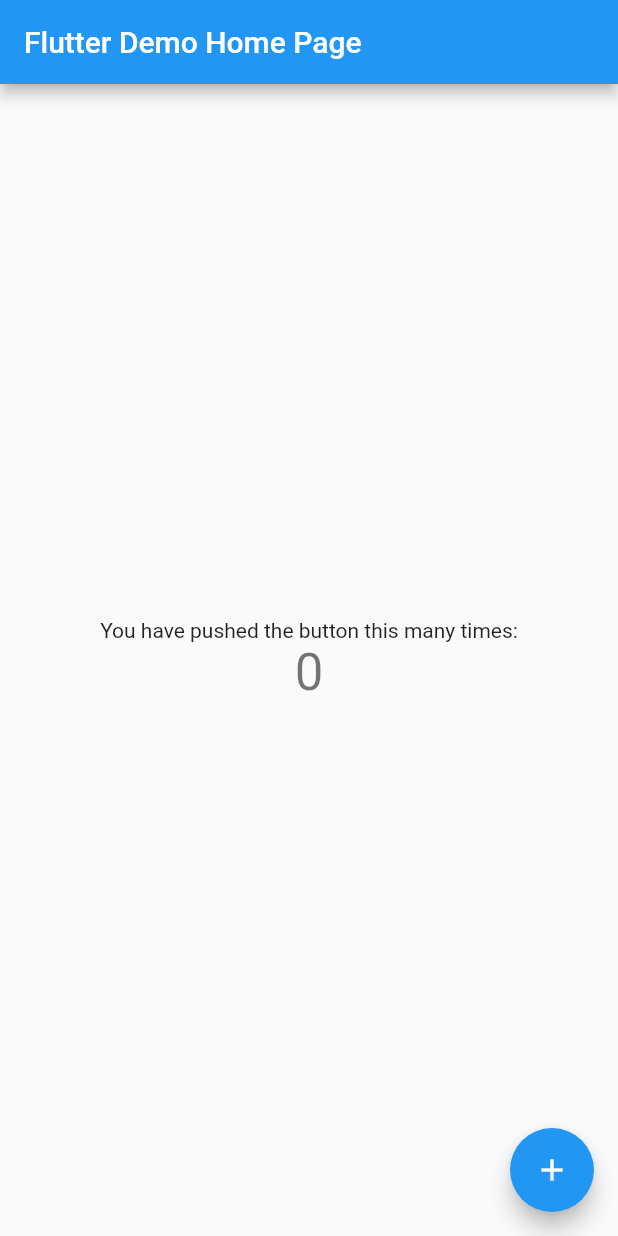
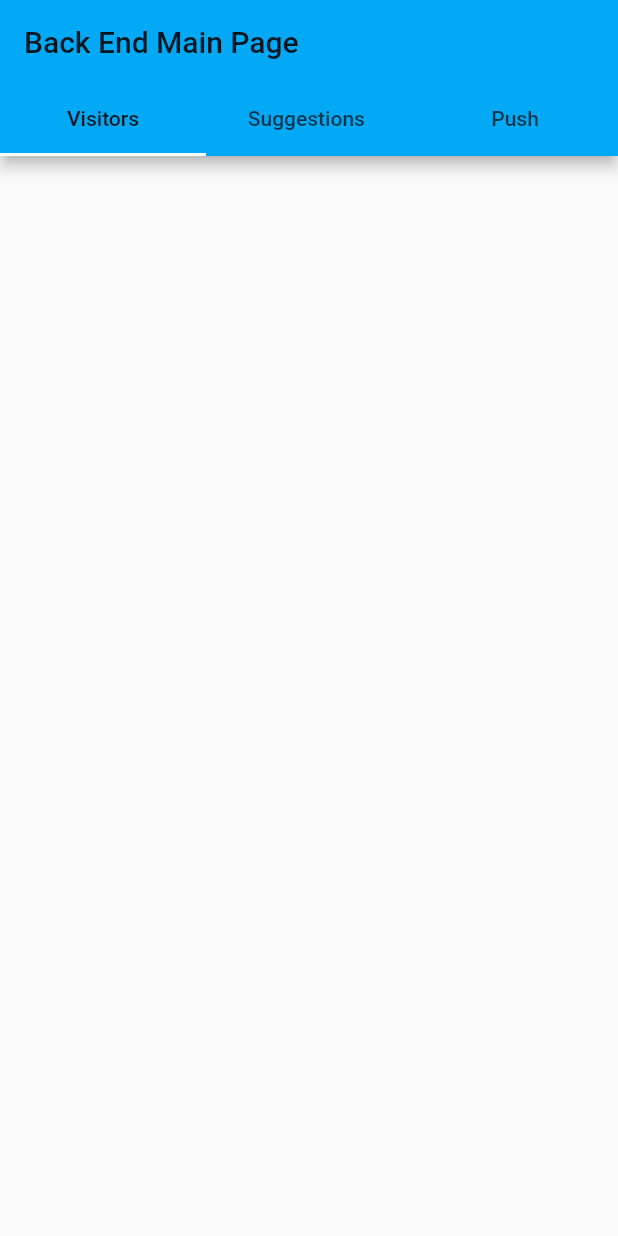
Before and after one commit to soo-oon/CheQ-in, a Flutter app: the screen it shows after launch, on a phone screen of 412 x 824 dp. Run offline on Flutter 3.47's test engine with Material 2 defaults, Android fonts, the phone set to English and light mode, and no system bars; our stand-ins replace firebase_database, shared_preferences; missing offline and left inert: qrscan; accounts and stored records are empty.

Commit message:
First commit after migration

```diff
--- /dev/null
+++ b/lib/backend/mainBack.dart
@@ -0,0 +1,41 @@
+import 'package:flutter/material.dart';
+
+void main(){
+  runApp(
+    MaterialApp(
+      theme: ThemeData(
+        primarySwatch: Colors.lightBlue
+      ),
+      home: checkinBackEndMainPage(),
+    )
+  );
+}
+
+class checkinBackEndMainPage extends StatelessWidget{
+  @override
+  Widget build(BuildContext context) {
+    return DefaultTabController(
+      length: 3,
+      child: new Scaffold(
+          appBar: AppBar(
+            title: Text("Back End Main Page"),
+            bottom: TabBar(
+              tabs: <Widget>[
+                Tab(text: "Visitors",),
+                Tab(text: "Suggestions ",),
+                Tab(text: "Push",)
+              ],
+            ),
+          ),
+          body: TabBarView(
+            children: <Widget>[
+              Container(),
+              Container(),
+              Container(),
+            ],
+          )
+      ),
+    );
+  }
+
+}
--- a/lib/registration.dart
+++ b/lib/frontend/registration.dart
@@ -1,6 +1,6 @@
-import 'personalData.dart';
+import '../frontend/personalData.dart';
 import 'package:flutter/material.dart';
-import 'checkInMain.dart';
+import '../frontend/checkInMain.dart';
 import 'package:shared_preferences/shared_preferences.dart';
 
 class RegisterForm extends StatefulWidget {
--- a/lib/visitedBuildings.dart
+++ b/lib/frontend/visitedBuildings.dart
@@ -1,6 +1,6 @@
 import 'package:flutter/material.dart';
 import 'package:shared_preferences/shared_preferences.dart';
-import 'const.dart';
+import '../util/const.dart';
 import 'package:qrscan/qrscan.dart'as scanner;
 
 class VisitedBuildingPage extends StatefulWidget{
--- a/lib/main.dart
+++ /dev/null
@@ -1,111 +0,0 @@
-import 'package:flutter/material.dart';
-
-void main() => runApp(MyApp());
-
-class MyApp extends StatelessWidget {
-  // This widget is the root of your application.
-  @override
-  Widget build(BuildContext context) {
-    return MaterialApp(
-      title: 'Flutter Demo',
-      theme: ThemeData(
-        // This is the theme of your application.
-        //
-        // Try running your application with "flutter run". You'll see the
-        // application has a blue toolbar. Then, without quitting the app, try
-        // changing the primarySwatch below to Colors.green and then invoke
-        // "hot reload" (press "r" in the console where you ran "flutter run",
-        // or simply save your changes to "hot reload" in a Flutter IDE).
-        // Notice that the counter didn't reset back to zero; the application
-        // is not restarted.
-        primarySwatch: Colors.blue,
-      ),
-      home: MyHomePage(title: 'Flutter Demo Home Page'),
-    );
-  }
-}
-
-class MyHomePage extends StatefulWidget {
-  MyHomePage({Key key, this.title}) : super(key: key);
-
-  // This widget is the home page of your application. It is stateful, meaning
-  // that it has a State object (defined below) that contains fields that affect
-  // how it looks.
-
-  // This class is the configuration for the state. It holds the values (in this
-  // case the title) provided by the parent (in this case the App widget) and
-  // used by the build method of the State. Fields in a Widget subclass are
-  // always marked "final".
-
-  final String title;
-
-  @override
-  _MyHomePageState createState() => _MyHomePageState();
-}
-
-class _MyHomePageState extends State<MyHomePage> {
-  int _counter = 0;
-
-  void _incrementCounter() {
-    setState(() {
-      // This call to setState tells the Flutter framework that something has
-      // changed in this State, which causes it to rerun the build method below
-      // so that the display can reflect the updated values. If we changed
-      // _counter without calling setState(), then the build method would not be
-      // called again, and so nothing would appear to happen.
-      _counter++;
-    });
-  }
-
-  @override
-  Widget build(BuildContext context) {
-    // This method is rerun every time setState is called, for instance as done
-    // by the _incrementCounter method above.
-    //
-    // The Flutter framework has been optimized to make rerunning build methods
-    // fast, so that you can just rebuild anything that needs updating rather
-    // than having to individually change instances of widgets.
-    return Scaffold(
-      appBar: AppBar(
-        // Here we take the value from the MyHomePage object that was created by
-        // the App.build method, and use it to set our appbar title.
-        title: Text(widget.title),
-      ),
-      body: Center(
-        // Center is a layout widget. It takes a single child and positions it
-        // in the middle of the parent.
-        child: Column(
-          // Column is also layout widget. It takes a list of children and
-          // arranges them vertically. By default, it sizes itself to fit its
-          // children horizontally, and tries to be as tall as its parent.
-          //
-          // Invoke "debug painting" (press "p" in the console, choose the
-          // "Toggle Debug Paint" action from the Flutter Inspector in Android
-          // Studio, or the "Toggle Debug Paint" command in Visual Studio Code)
-          // to see the wireframe for each widget.
-          //
-          // Column has various properties to control how it sizes itself and
-          // how it positions its children. Here we use mainAxisAlignment to
-          // center the children vertically; the main axis here is the vertical
-          // axis because Columns are vertical (the cross axis would be
-          // horizontal).
-          mainAxisAlignment: MainAxisAlignment.center,
-          children: <Widget>[
-            Text(
-              'You have pushed the button this many times:',
-            ),
-            Text(
-              '$_counter',
-              style: Theme.of(context).textTheme.display1,
-            ),
-          ],
-        ),
-      ),
-      floatingActionButton: FloatingActionButton(
-        onPressed: _incrementCounter,
-        tooltip: 'Increment',
-        child: Icon(Icons.add),
-      ), // This trailing comma makes auto-formatting nicer for build methods.
-    );
-  }
-}
--- a/lib/fireBaseHelper.dart
+++ b/lib/util/fireBaseHelper.dart
@@ -1,6 +1,6 @@
 import 'dart:async';
 import 'package:firebase_database/firebase_database.dart';
-import 'personalData.dart';
+import '../frontend/personalData.dart';
 //import 'package:flutter_firebase_auth/user.dart';
 
 class FireBaseHelper{
@@ -44,6 +44,9 @@
 
   addToFDB(Map map, String dbChild) async {
 
+    switch (dbChild){
+
+      case "visitors":{
         _visitorsRef = FirebaseDatabase.instance.reference().child(dbChild);
 
         await _visitorsRef
@@ -60,6 +63,10 @@
             value.forEach((k, v){print(v["name"]);});
           }
         });
+
+      }
+    }
+
 
 
     /*final TransactionResult transactionResult =
```
Also changed, not shown: lib/frontend/checkInMain.dart (renamed from lib/checkInMain.dart, +4 -4 lines), lib/frontend/personalData.dart (renamed from lib/personalData.dart), lib/util/const.dart (renamed from lib/const.dart), 1 other file. Lines whose indentation alone changed are shown as unchanged.
